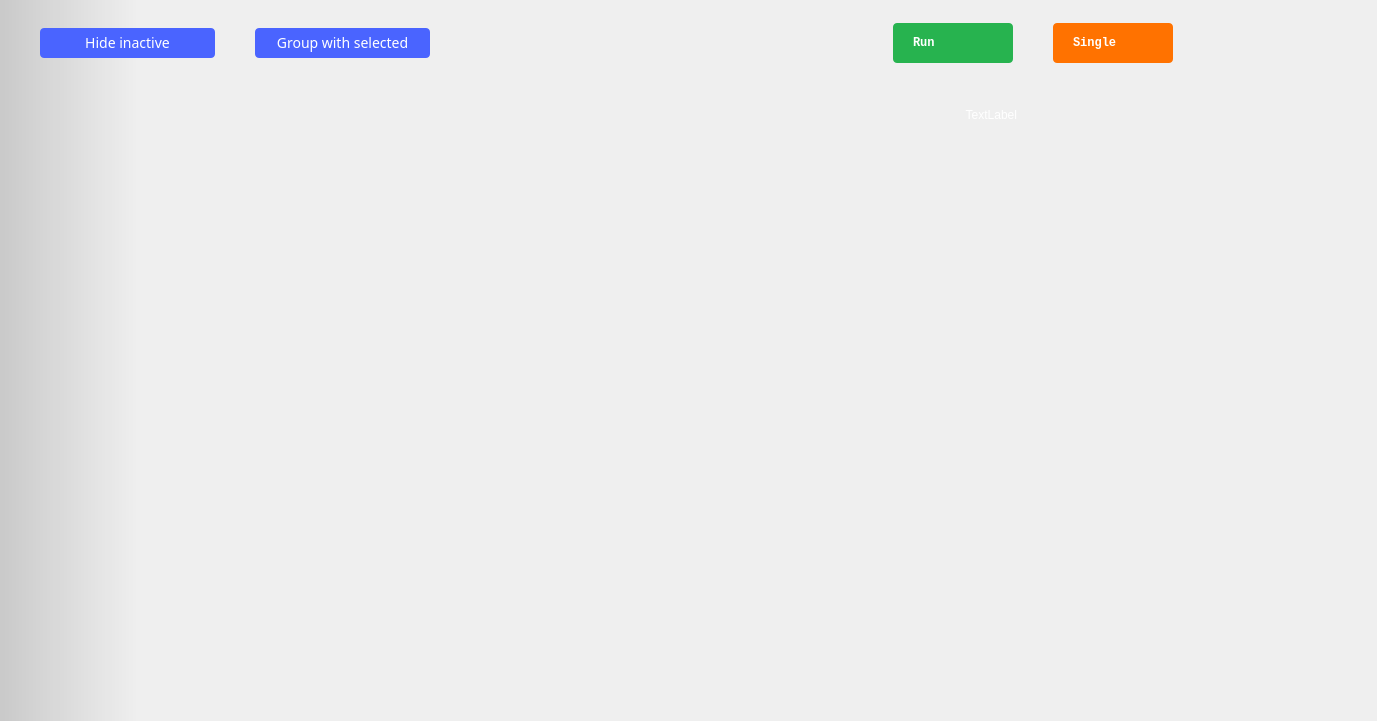
First picture: the form in ui/pattern_generator.ui, repository analogdevicesinc/scopy, before the edit.
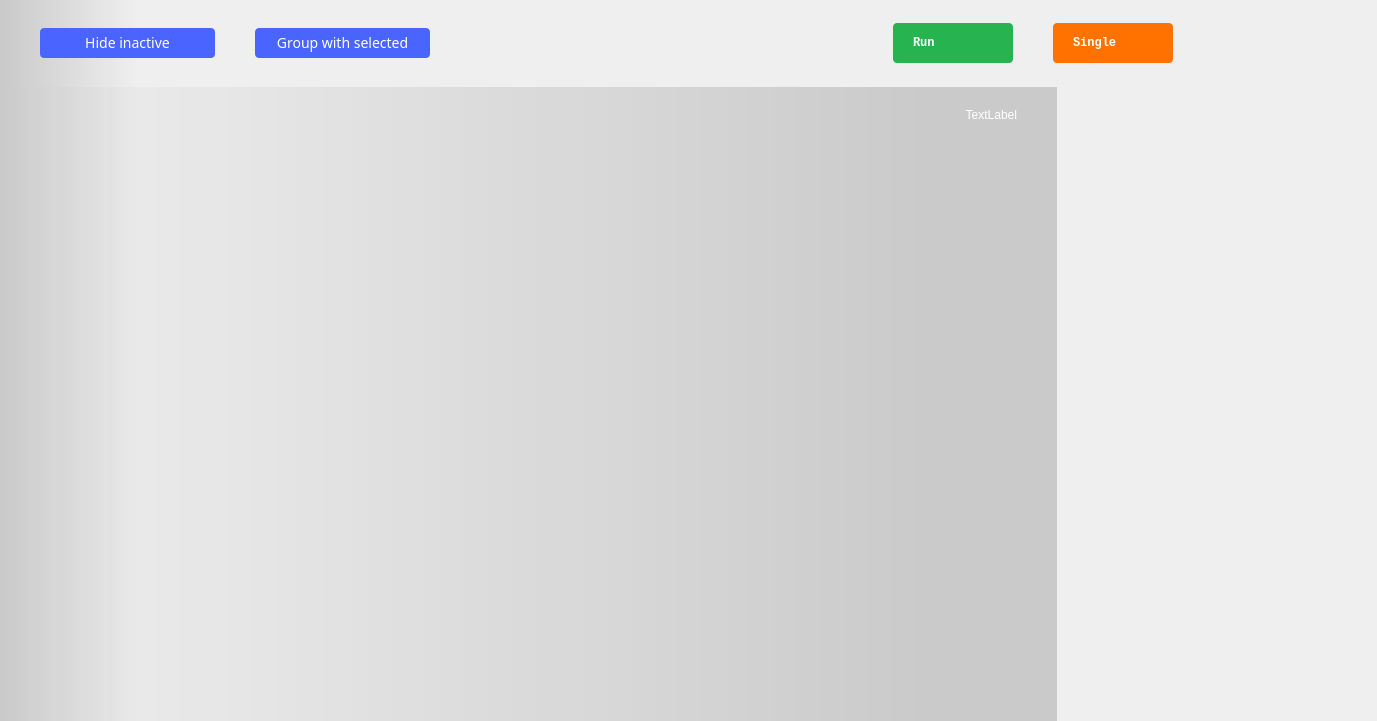
Second picture: the form after the edit. Icons and pictures are not drawn. Custom widgets are drawn as their Qt base class.

Commit message: PatternGenerator: Added gradient between menu and plot

Patch:
```diff
--- a/ui/pattern_generator.ui
+++ b/ui/pattern_generator.ui
@@ -640,6 +640,11 @@
           <height>16777215</height>
          </size>
         </property>
+        <property name="styleSheet">
+         <string notr="true">#leftWidget {
+background-color: qlineargradient(spread:pad, x1:0.9, y1:0, x2:0, y2:0, stop:0 rgba(0, 0, 0, 40), stop:1 transparent);
+}</string>
+        </property>
         <layout class="QVBoxLayout" name="leftWidgetLayout">
          <property name="spacing">
           <number>0</number>
```
